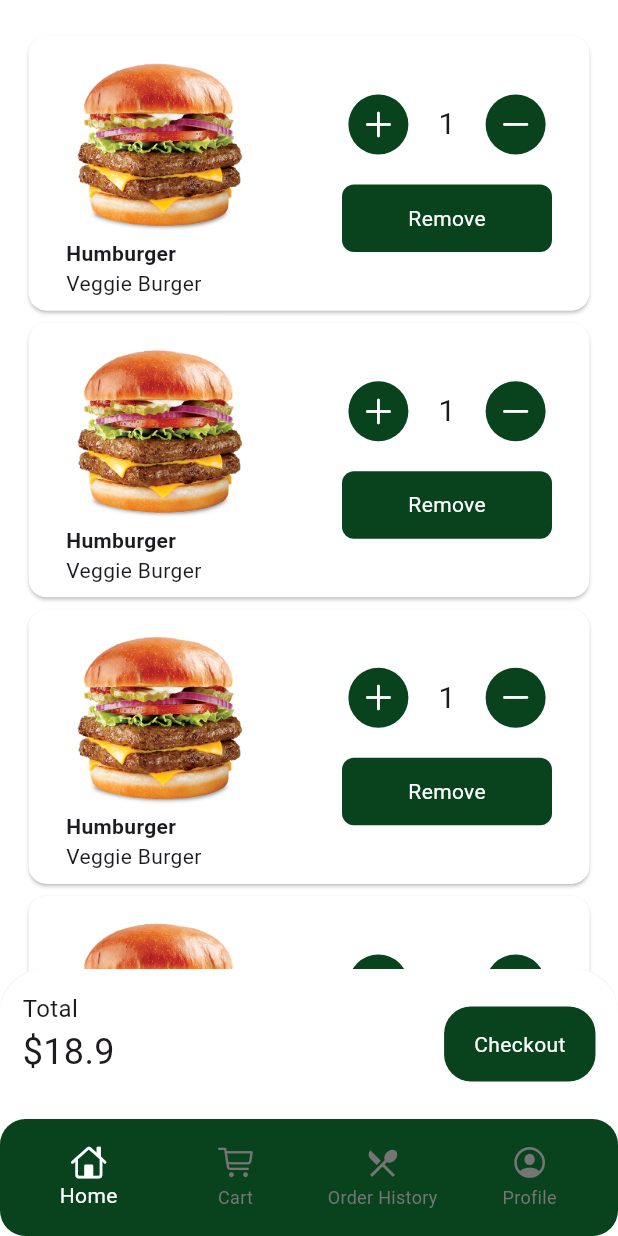
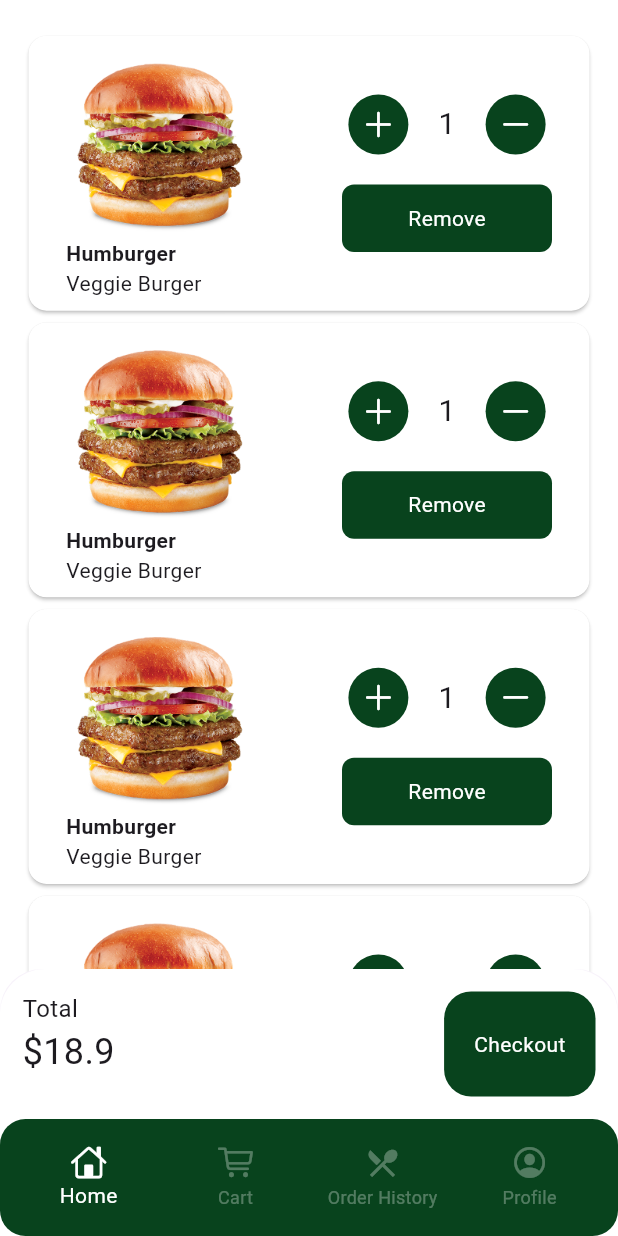
Before and after one commit to abdullahdebo/hungry_app, a Flutter app: the screen it shows after launch, swiped to page 2, on a phone screen of 412 x 824 dp. Run offline on Flutter 3.47's test engine with Material 3 defaults, Android fonts, the phone set to English and light mode, and no system bars; our stand-ins replace flutter_svg, gap.

Commit message:
Update BottomNavigationBar unselected item color and enhance CustomButton for customizable width and color

```diff
--- a/lib/root.dart
+++ b/lib/root.dart
@@ -49,7 +49,7 @@ class _RootState extends State<Root> {
           backgroundColor: Colors.transparent,
           type: BottomNavigationBarType.fixed,
           selectedItemColor: Colors.white,
-          unselectedItemColor: Colors.grey.shade600,
+          unselectedItemColor: Colors.white30,
           currentIndex: currentScreen,
           onTap: (index) {
             setState(() {
--- a/lib/shared/custom_button.dart
+++ b/lib/shared/custom_button.dart
@@ -7,24 +7,32 @@ class CustomButton extends StatelessWidget {
     super.key,
     required this.text,
     this.onTap,
+    this.width,
+    this.color,
   });
 
   final String text;
   final Function()? onTap;
+  final double? width;
+  final Color? color;
+
   @override
   Widget build(BuildContext context) {
     return GestureDetector(
       onTap: onTap,
       child: Container(
+        width: width,
         padding: EdgeInsets.symmetric(
           horizontal: 20,
           vertical: 15,
         ),
         decoration: BoxDecoration(
-          color: AppColors.primaryColor,
+          color: color ?? AppColors.primaryColor,
           borderRadius: BorderRadius.circular(18),
         ),
-        child: CustomText(text: text, color: Colors.white),
+        child: Center(
+          child: CustomText(text: text, color: Colors.white),
+        ),
       ),
     );
   }
```
